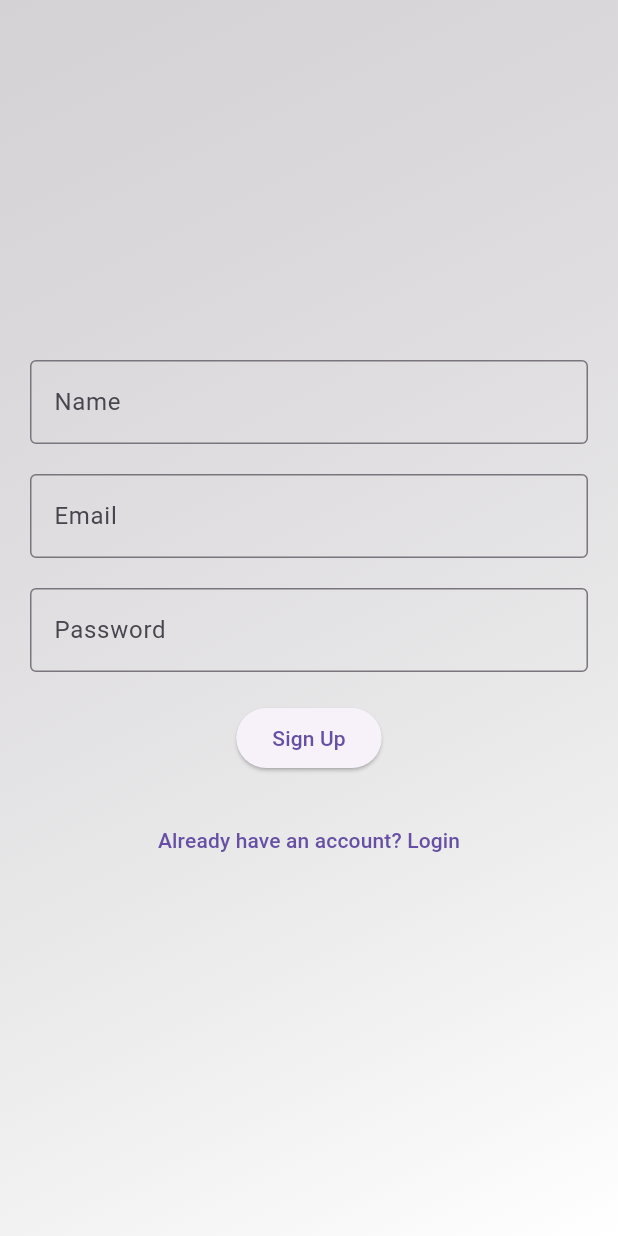
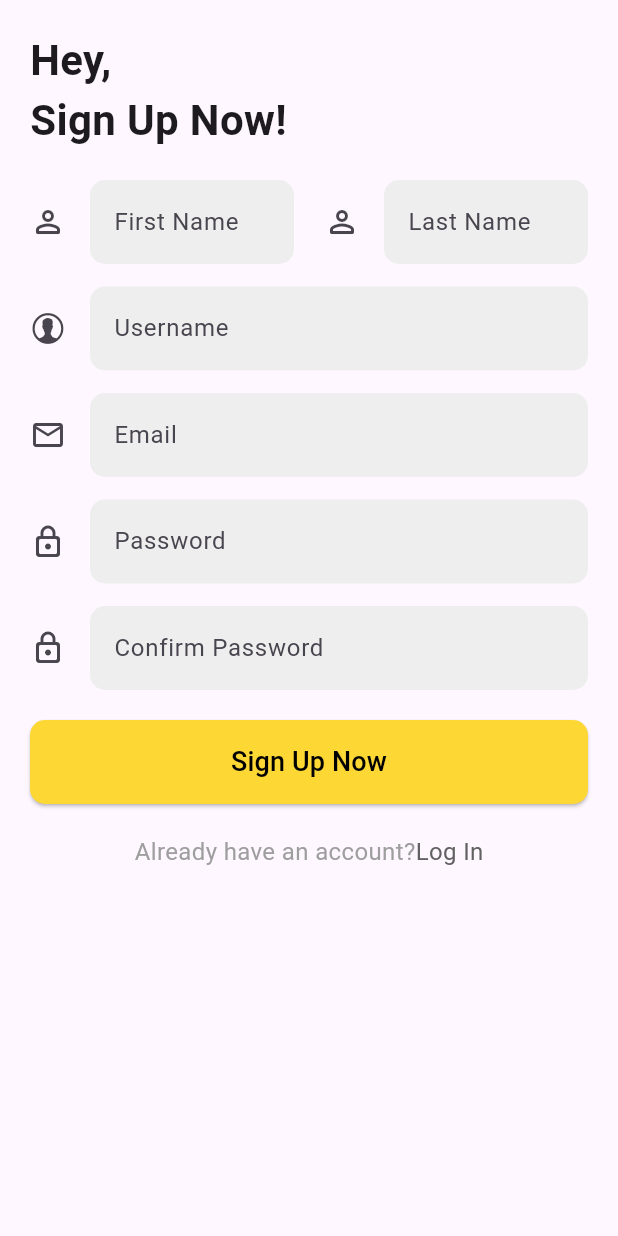
Before and after one commit to Yogendra-Nimje/Minor-Project, a Flutter app: the screen it shows after launch, after a tap on "Create New", on a phone screen of 412 x 824 dp. Run offline on Flutter 3.47's test engine with Material 3 defaults, Android fonts, the phone set to English and light mode, and no system bars; our stand-ins replace animated_background, google_fonts; missing offline and left inert: image_input; Roboto replaces fonts that are missing (Baskervville).

Commit message:
signup edit

```diff
--- a/lib/main.dart
+++ b/lib/main.dart
@@ -20,7 +20,7 @@ class MyApp extends StatelessWidget {
       ),
       initialRoute: '/',
       routes: {
-        '/': (context) => LoginPage(),
+        '/': (context) => const LoginPage(),
         '/signup': (context) => const SignUpPage(),
       },
     );
--- a/lib/pages/login_page.dart
+++ b/lib/pages/login_page.dart
@@ -1,5 +1,4 @@
-import 'package:animated_background/animated_background.dart';
-import 'package:find_in/pages/home_pages/home_page.dart';
+
 import 'package:flutter/material.dart';
 import 'package:google_fonts/google_fonts.dart';
 
@@ -15,6 +14,10 @@ class _LoginPageState extends State<LoginPage> with TickerProviderStateMixin {
   late Animation<Color?> _colorAnimation;
   bool _obscureText = true;
 
+  //usernamè controller
+  final TextEditingController _usernameController = TextEditingController();
+  bool _notEmpty = false;
+
   @override
   void initState() {
     super.initState();
@@ -27,12 +30,27 @@ class _LoginPageState extends State<LoginPage> with TickerProviderStateMixin {
     _colorAnimation = ColorTween(
       begin: Colors.grey[400],
     ).animate(_controller);
+
+    //username field
+    _usernameController.addListener(_updateNotEmpty);
+
   }
 
   @override
   void dispose() {
     _controller.dispose();
+
+    //remove username controller
+
+    _usernameController.removeListener(_updateNotEmpty);
+    _usernameController.dispose();
     super.dispose();
+  }
+
+  void _updateNotEmpty() {
+    setState(() {
+      _notEmpty = _usernameController.text.isNotEmpty;
+    });
   }
 
   @override
@@ -105,7 +123,7 @@ class _LoginPageState extends State<LoginPage> with TickerProviderStateMixin {
                             },
                             child: Text("Create New",
                                 style: GoogleFonts.arefRuqaaInk(
-                                  textStyle: TextStyle(fontSize: 16.0,fontWeight: FontWeight.bold),
+                                  textStyle: const TextStyle(fontSize: 16.0,fontWeight: FontWeight.bold),
                                 ),
                             ),
                           ),
@@ -114,11 +132,14 @@ class _LoginPageState extends State<LoginPage> with TickerProviderStateMixin {
                       const SizedBox(height: 20.0),
 
                       TextField(
+                        controller: _usernameController,
                         decoration: InputDecoration(
                           hintText: 'User_name',
                           filled: true,
                           fillColor: Colors.grey[200],
-                          suffixIcon: const Icon(Icons.check),
+                          suffixIcon: _notEmpty
+                              ? const Icon(Icons.check, color: Colors.blue)
+                              : const Icon(Icons.check, color: Colors.grey),
                           border: OutlineInputBorder(
                             borderRadius: BorderRadius.circular(10.0),
                             borderSide: BorderSide.none,
@@ -129,6 +150,19 @@ class _LoginPageState extends State<LoginPage> with TickerProviderStateMixin {
                       TextField(
                         obscureText: _obscureText,
                         decoration: InputDecoration(
+                          suffixIcon: IconButton(
+                              icon: Icon(
+                                _obscureText
+                                    ? Icons.visibility_off
+                                    : Icons.visibility,
+                                color: Colors.grey[300],
+                              ),
+                              onPressed: () {
+                                setState(() {
+                                  _obscureText = !_obscureText;
+                                });
+                              },
+                            ),
                           hintText: 'Password',
                           filled: true,
                           fillColor: Colors.grey[200],
@@ -136,18 +170,6 @@ class _LoginPageState extends State<LoginPage> with TickerProviderStateMixin {
                             borderRadius: BorderRadius.circular(10.0),
                             borderSide: BorderSide.none,
                           )
-                                // suffixIcon: IconButton(
-                                //   icon: Icon(
-                                //     _obscureText
-                                //         ? Icons.visibility_off
-                                //         : Icons.visibility,
-                                //   ),
-                                //   onPressed: () {
-                                //     setState(() {
-                                //       _obscureText = !_obscureText;
-                                //     });
-                                //   },
-                                // ),
                         ),
                       ),
                       const SizedBox(height: 20.0),
--- a/lib/pages/sign_up_page.dart
+++ b/lib/pages/sign_up_page.dart
@@ -1,99 +1,185 @@
-import 'package:animated_background/animated_background.dart';
+import 'package:flutter/cupertino.dart';
 import 'package:flutter/material.dart';
+import 'package:google_fonts/google_fonts.dart';
 
-class SignUpPage extends StatefulWidget {
+class SignUpPage extends StatelessWidget {
   const SignUpPage({super.key});
-
-  @override
-  _SignUpPageState createState() => _SignUpPageState();
-}
-
-class _SignUpPageState extends State<SignUpPage> with TickerProviderStateMixin {
-  late AnimationController _controller;
-  late Animation<Color?> _colorAnimation;
-
-  @override
-  void initState() {
-    super.initState();
-
-    _controller = AnimationController(
-      duration: const Duration(seconds: 3),
-      vsync: this,
-    )..repeat(reverse: true);
-
-    _colorAnimation = ColorTween(
-      begin: Colors.grey[400],
-    ).animate(_controller);
-  }
-
-  @override
-  void dispose() {
-    _controller.dispose();
-    super.dispose();
-  }
 
   @override
   Widget build(BuildContext context) {
     return Scaffold(
-      body: AnimatedBuilder(
-        animation: _colorAnimation,
-        builder: (context, child) {
-          return Container(
-            decoration: BoxDecoration(
-              gradient: LinearGradient(
-                begin: Alignment.topLeft,
-                end: Alignment.bottomRight,
-                colors: [
-                  _colorAnimation.value!,
-                  Colors.white,
-                ],
-              ),
-            ),
+      body: SingleChildScrollView(
+        child: Center(
           child: Padding(
             padding: const EdgeInsets.all(20.0),
             child: Column(
               mainAxisAlignment: MainAxisAlignment.center,
-                  children: [
-                    const TextField(
-                      decoration: InputDecoration(
-                        hintText: 'Name',
-                        border: OutlineInputBorder(),
+              children: <Widget>[
+
+
+                // "Hey, Sign Up Now!" text
+                 Align(
+                  alignment: Alignment.centerLeft,
+                  child: Text(
+                    'Hey,\nSign Up Now!',
+                    style: GoogleFonts.baskervville(
+                      textStyle: const TextStyle(
+                        fontSize: 28.0,
+                        fontWeight: FontWeight.bold,
+                      ),
+                    )
                   ),
                 ),
-                    const SizedBox(height: 20),
-                    const TextField(
+                const SizedBox(height: 20.0),
+
+                // Row for First Name and Last Name Fields
+                Row(
+                  children: [
+                    // First Name Field
+                    Expanded(
+                      child: TextField(
+                        maxLines: 1,
                         decoration: InputDecoration(
-                        hintText: 'Email',
-                        border: OutlineInputBorder(),
+                          icon: const Icon(Icons.perm_identity_rounded),
+                          hintText: 'First Name',
+                          filled: true,
+                          fillColor: Colors.grey[200],
+                          border: OutlineInputBorder(
+                            borderRadius: BorderRadius.circular(10.0),
+                            borderSide: BorderSide.none,
                           ),
                         ),
-                    const SizedBox(height: 20),
-                    const TextField(
+                      ),
+                    ),
+                    const SizedBox(width: 20.0), // Space between First Name and Last Name
+
+                    // Last Name Field
+                    Expanded(
+                      child: TextField(
+                        maxLines: 1,
+                        decoration: InputDecoration(
+                          icon: const Icon(Icons.perm_identity_rounded),
+                          hintText: 'Last Name',
+                          filled: true,
+                          fillColor: Colors.grey[200],
+                          border: OutlineInputBorder(
+                            borderRadius: BorderRadius.circular(10.0),
+                            borderSide: BorderSide.none,
+                          ),
+                        ),
+                      ),
+                    ),
+                  ],
+                ),
+
+
+                const SizedBox(height: 15.0),
+
+                // Username Field
+                TextField(
+                  decoration: InputDecoration(
+                    icon: Icon(CupertinoIcons.person_alt_circle),
+                    hintText: 'Username',
+                    filled: true,
+                    fillColor: Colors.grey[200],
+                    border: OutlineInputBorder(
+                      borderRadius: BorderRadius.circular(10.0),
+                      borderSide: BorderSide.none,
+                    ),
+                  ),
+                ),
+                const SizedBox(height: 15.0),
+
+                // Email Field
+                TextField(
+                  decoration: InputDecoration(
+                    icon: Icon(Icons.email_outlined),
+                    hintText: 'Email',
+                    filled: true,
+                    fillColor: Colors.grey[200],
+                    border: OutlineInputBorder(
+                      borderRadius: BorderRadius.circular(10.0),
+                      borderSide: BorderSide.none,
+                    ),
+                  ),
+                ),
+                const SizedBox(height: 15.0),
+
+                // Password Field
+                TextField(
                   obscureText: true,
                   decoration: InputDecoration(
+                    icon: Icon(Icons.lock_outline_rounded),
                     hintText: 'Password',
-                        border: OutlineInputBorder(),
+                    filled: true,
+                    fillColor: Colors.grey[200],
+                    border: OutlineInputBorder(
+                      borderRadius: BorderRadius.circular(10.0),
+                      borderSide: BorderSide.none,
                     ),
                   ),
-                    const SizedBox(height: 20),
-                    ElevatedButton(
-                      onPressed: () {
-                        // Handle sign up logic
+                ),
+                const SizedBox(height: 15.0),
+
+                // Confirm Password Field
+                TextField(
+                  obscureText: true,
+                  decoration: InputDecoration(
+                    icon: Icon(Icons.lock_outline_rounded),
+                    hintText: 'Confirm Password',
+                    filled: true,
+                    fillColor: Colors.grey[200],
+                    border: OutlineInputBorder(
+                      borderRadius: BorderRadius.circular(10.0),
+                      borderSide: BorderSide.none,
+                    ),
+                  ),
+                ),
+                const SizedBox(height: 20.0),
+
+                // Sign Up Button
+                SizedBox(
+                  width: double.infinity,
+                  child: ElevatedButton(
+                    onPressed: () {},
+                    style: ElevatedButton.styleFrom(
+                      padding: EdgeInsets.symmetric(vertical: 15.0),
+                      backgroundColor: Colors.yellow[600],
+                      shape: RoundedRectangleBorder(
+                        borderRadius: BorderRadius.circular(10.0),
+                      ),
+                    ),
+                    child: const Text(
+                      'Sign Up Now',
+                      style: TextStyle(fontSize: 18.0, color: Colors.black),
+                    ),
+                  ),
+                ),
+                const SizedBox(height: 20.0),
+
+                // Already have an account? Log In
+                Row(
+                  mainAxisAlignment: MainAxisAlignment.center,
+                  children: [
+                    Text(
+                      'Already have an account?',
+                      style: TextStyle(fontSize: 16.0,color: Colors.grey[500]),
+                    ),
+                    GestureDetector(
+                      onTap: () {
+                        Navigator.pushNamed(context, '/');
                       },
-                      child: const Text('Sign Up'),
+                      child: Text(
+                        'Log In',
+                        style: TextStyle(fontSize: 16.0, color: Colors.grey[700]),
                       ),
-                    const SizedBox(height: 20),
-                    TextButton(
-                      onPressed: () {
-                        Navigator.pop(context);
-                      },
-                      child: const Text('Already have an account? Login'),
+                    ),
+                  ],
                 ),
               ],
             ),
           ),
-          );
-        },
+        ),
       ),
     );
   }
```
Lines whose indentation alone changed are shown as unchanged.
